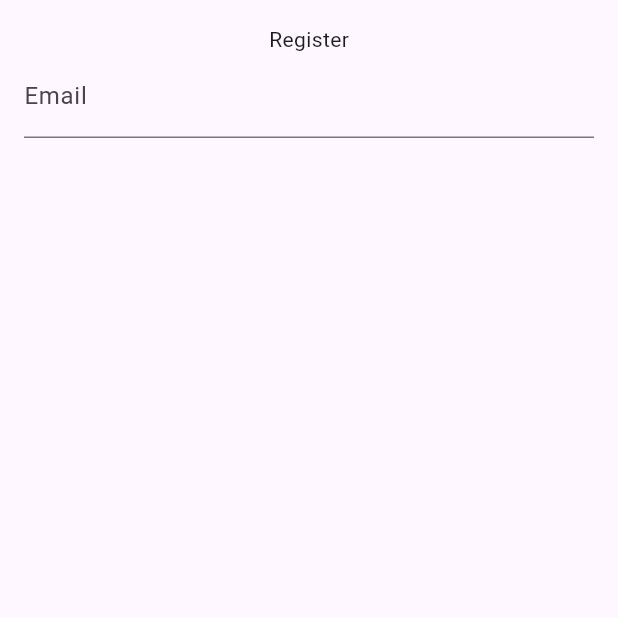
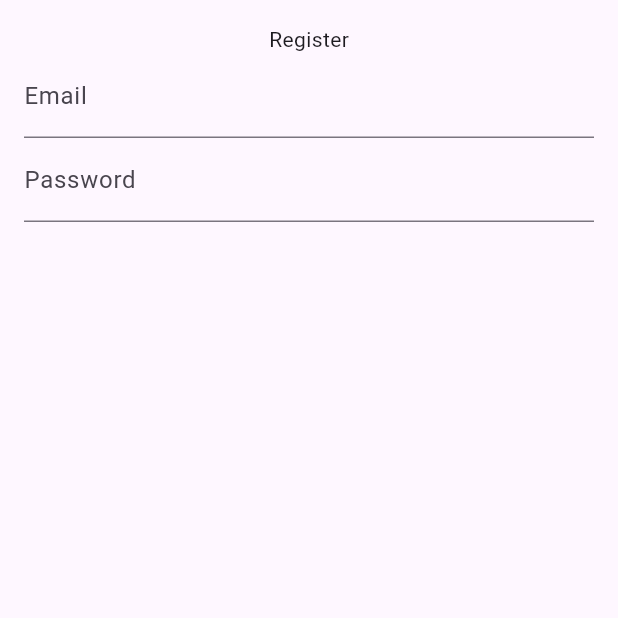
Before and after one commit to AbrarImamSatria/20220140042_act4, a Flutter app: the RegisterPage screen opened directly, on a phone screen of 412 x 824 dp, the top half of it. Run offline on Flutter 3.47's test engine with Material 3 defaults, Android fonts, the phone set to English and light mode, and no system bars.

Commit message:
membuat TextFormField untuk password pada register

```diff
--- a/lib/presentation/register_page.dart
+++ b/lib/presentation/register_page.dart
@@ -35,6 +35,16 @@ class _RegisterPageState extends State<RegisterPage> {
                   return null;
                 },
               ),
+              TextFormField(
+                controller: passwordController,
+                decoration: const InputDecoration(labelText: 'Password'),
+                validator: (value) {
+                  if (value == null || value.isEmpty) {
+                    return 'Please enter your password';
+                  }
+                  return null;
+                },
+              ),
             ],
           ),
         ),
```
